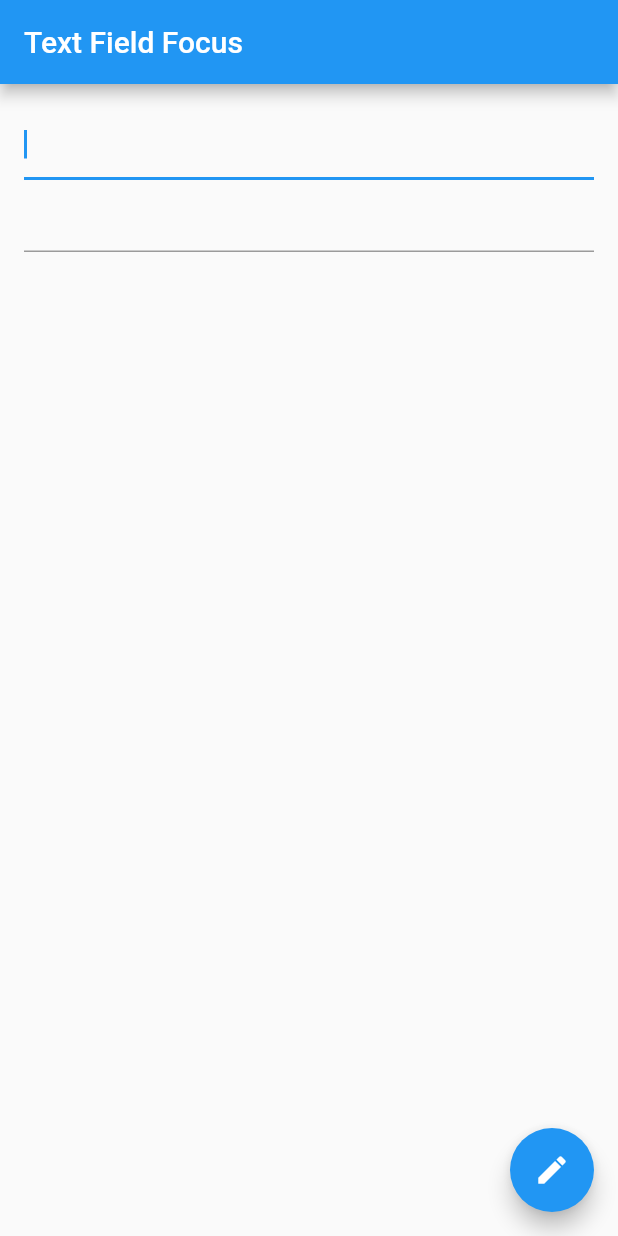
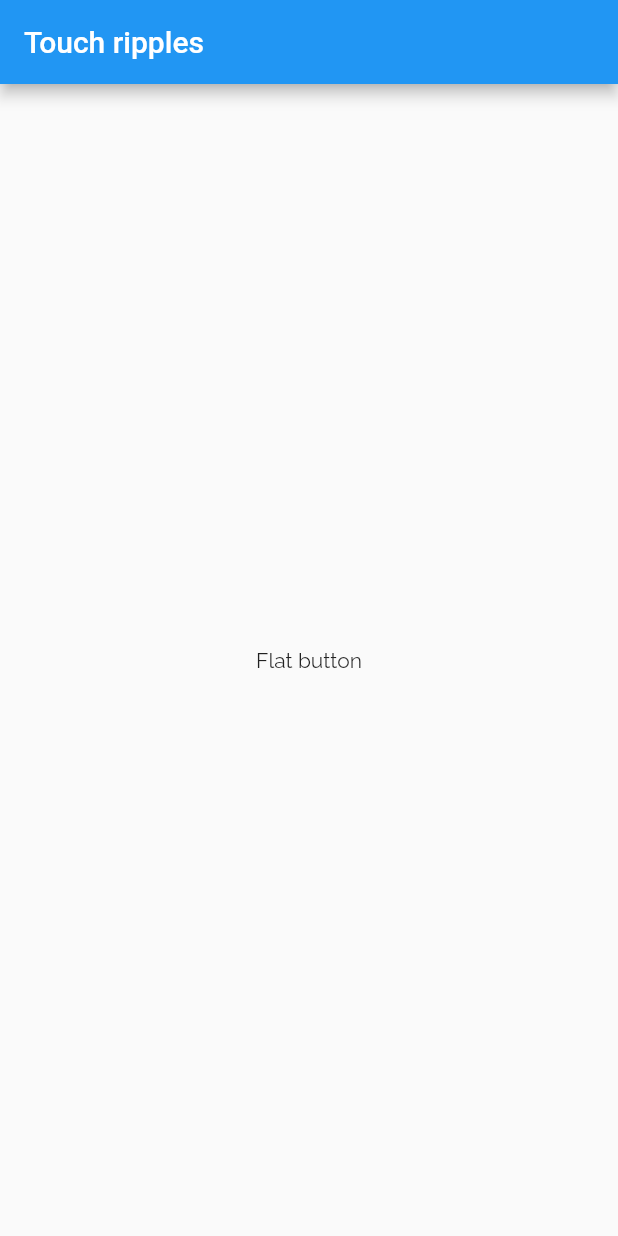
Before and after one commit to chimichi004/cookbook_flutter, a Flutter app: the screen it shows after launch, on a phone screen of 412 x 824 dp. Run offline on Flutter 3.47's test engine with Material 2 defaults, Android fonts, the phone set to English and light mode, and no system bars; our stand-ins replace google_fonts.

Commit message:
Add Material touch ripples

```diff
--- /dev/null
+++ b/lib/gestures/touch_ripples.dart
@@ -0,0 +1,29 @@
+// https://flutter.dev/docs/cookbook/gestures/ripples
+
+import 'package:flutter/material.dart';
+
+class TouchRipples extends StatelessWidget {
+  @override
+  Widget build(BuildContext context) {
+    return Scaffold(
+      appBar: AppBar(
+        title: Text('Touch ripples'),
+      ),
+      body: Center(
+        child: InkWell(
+          onTap: () {
+            ScaffoldMessenger.of(context).showSnackBar(
+              SnackBar(
+                content: Text('Tap ripples'),
+              ),
+            );
+          },
+          child: Container(
+            padding: EdgeInsets.all(12.0),
+            child: Text('Flat button'),
+          ),
+        ),
+      ),
+    );
+  }
+}
--- a/lib/main.dart
+++ b/lib/main.dart
@@ -20,7 +20,10 @@ import 'package:google_fonts/google_fonts.dart';
 /*Forms */
 //import 'forms/form_validation.dart';
 //import 'forms/form_custom.dart';
-import 'forms/textfield_focus.dart';
+//import 'forms/textfield_focus.dart';
+
+/*Gestures */
+import 'gestures/touch_ripples.dart';
 
 main() {
   // runApp(MaterialApp(
@@ -41,7 +44,7 @@ class MyApp extends StatelessWidget {
       theme: ThemeData(
         textTheme: GoogleFonts.ralewayTextTheme(Theme.of(context).textTheme),
       ),
-      home: TextFieldFocus(),
+      home: TouchRipples(),
     );
   }
 }
```
